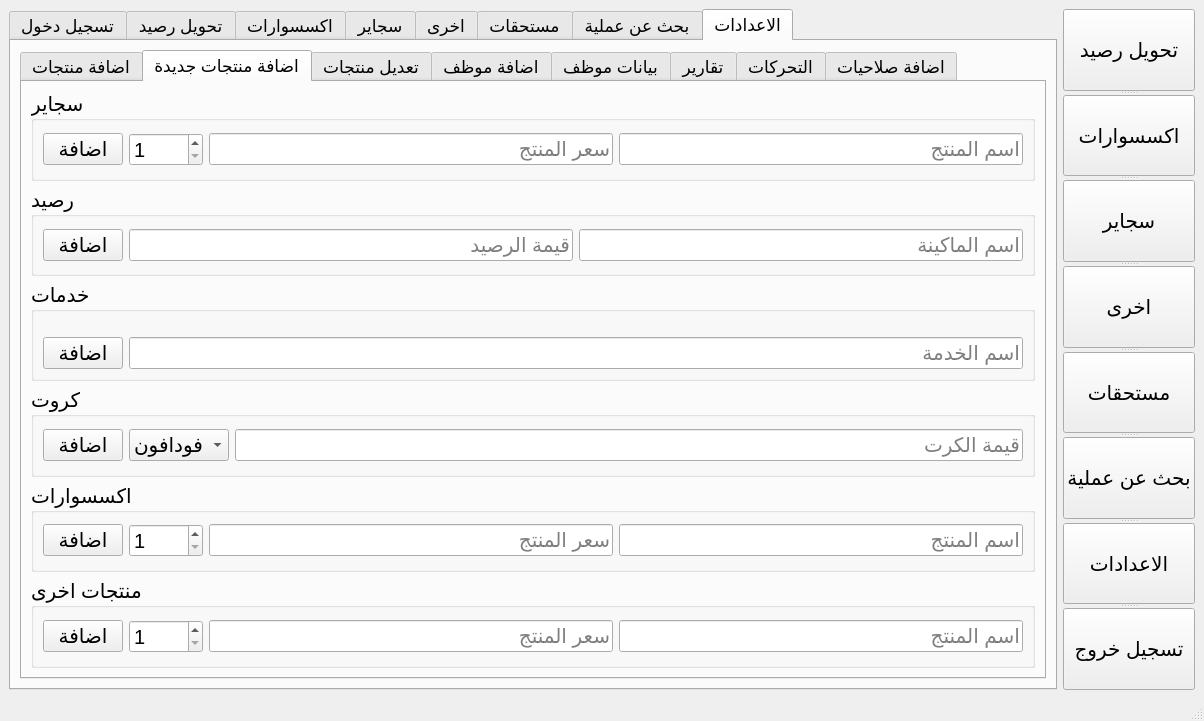
First picture: the form in central_elgazera.ui, repository A4E45/central_elgazera, before the edit.
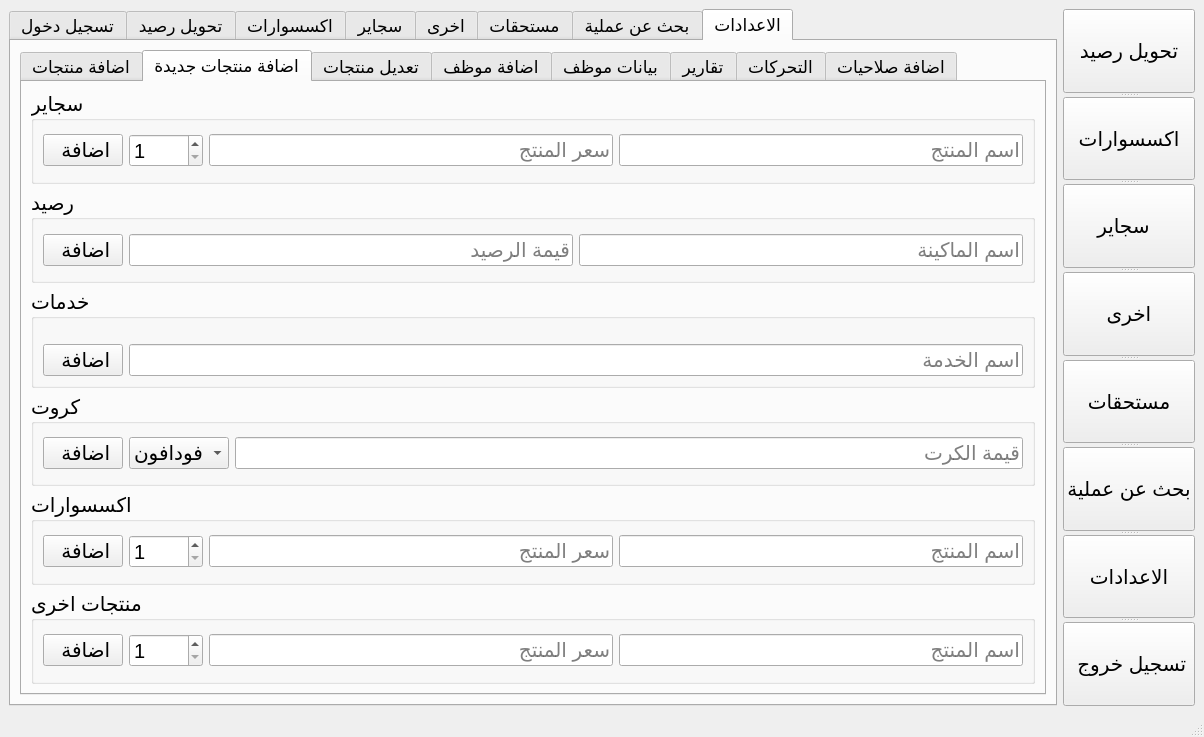
Second picture: the form after the edit. The open tabs and pages were chosen to show the change. Icons and pictures are not drawn.

```diff
--- a/central_elgazera.ui
+++ b/central_elgazera.ui
@@ -6,8 +6,8 @@
    <rect>
     <x>0</x>
     <y>0</y>
-    <width>1172</width>
-    <height>721</height>
+    <width>1202</width>
+    <height>737</height>
    </rect>
   </property>
   <property name="sizeIncrement">
@@ -3007,7 +3007,17 @@
                         </font>
                        </property>
                        <property name="text">
-                        <string>اضافة</string>
+                        <string> اضافة</string>
+                       </property>
+                       <property name="icon">
+                        <iconset resource="style.qrc">
+                         <normaloff>:/dark_blue/img/add-512.png</normaloff>:/dark_blue/img/add-512.png</iconset>
+                       </property>
+                       <property name="iconSize">
+                        <size>
+                         <width>32</width>
+                         <height>32</height>
+                        </size>
                        </property>
                       </widget>
                      </item>
@@ -3082,7 +3092,17 @@
                         </font>
                        </property>
                        <property name="text">
-                        <string>اضافة</string>
+                        <string> اضافة</string>
+                       </property>
+                       <property name="icon">
+                        <iconset resource="style.qrc">
+                         <normaloff>:/dark_blue/img/add-512.png</normaloff>:/dark_blue/img/add-512.png</iconset>
+                       </property>
+                       <property name="iconSize">
+                        <size>
+                         <width>32</width>
+                         <height>32</height>
+                        </size>
                        </property>
                       </widget>
                      </item>
@@ -3145,7 +3165,17 @@
                         </font>
                        </property>
                        <property name="text">
-                        <string>اضافة</string>
+                        <string> اضافة</string>
+                       </property>
+                       <property name="icon">
+                        <iconset resource="style.qrc">
+                         <normaloff>:/dark_blue/img/add-512.png</normaloff>:/dark_blue/img/add-512.png</iconset>
+                       </property>
+                       <property name="iconSize">
+                        <size>
+                         <width>32</width>
+                         <height>32</height>
+                        </size>
                        </property>
                       </widget>
                      </item>
@@ -3190,7 +3220,17 @@
                         </font>
                        </property>
                        <property name="text">
-                        <string>اضافة</string>
+                        <string> اضافة</string>
+                       </property>
+                       <property name="icon">
+                        <iconset resource="style.qrc">
+                         <normaloff>:/dark_blue/img/add-512.png</normaloff>:/dark_blue/img/add-512.png</iconset>
+                       </property>
+                       <property name="iconSize">
+                        <size>
+                         <width>32</width>
+                         <height>32</height>
+                        </size>
                        </property>
                       </widget>
                      </item>
@@ -3264,7 +3304,17 @@
                         </font>
                        </property>
                        <property name="text">
-                        <string>اضافة</string>
+                        <string> اضافة</string>
+                       </property>
+                       <property name="icon">
+                        <iconset resource="style.qrc">
+                         <normaloff>:/dark_blue/img/add-512.png</normaloff>:/dark_blue/img/add-512.png</iconset>
+                       </property>
+                       <property name="iconSize">
+                        <size>
+                         <width>32</width>
+                         <height>32</height>
+                        </size>
                        </property>
                       </widget>
                      </item>
@@ -3339,7 +3389,17 @@
                         </font>
                        </property>
                        <property name="text">
-                        <string>اضافة</string>
+                        <string> اضافة</string>
+                       </property>
+                       <property name="icon">
+                        <iconset resource="style.qrc">
+                         <normaloff>:/dark_blue/img/add-512.png</normaloff>:/dark_blue/img/add-512.png</iconset>
+                       </property>
+                       <property name="iconSize">
+                        <size>
+                         <width>32</width>
+                         <height>32</height>
+                        </size>
                        </property>
                       </widget>
                      </item>
@@ -4979,6 +5039,16 @@
          <property name="text">
           <string>تحويل رصيد</string>
          </property>
+         <property name="icon">
+          <iconset resource="style.qrc">
+           <normaloff>:/dark_blue/img/mobile-phone-8-512.png</normaloff>:/dark_blue/img/mobile-phone-8-512.png</iconset>
+         </property>
+         <property name="iconSize">
+          <size>
+           <width>32</width>
+           <height>32</height>
+          </size>
+         </property>
         </widget>
         <widget class="QPushButton" name="pushButton_7">
          <property name="font">
@@ -4989,6 +5059,16 @@
          <property name="text">
           <string>اكسسوارات</string>
          </property>
+         <property name="icon">
+          <iconset resource="style.qrc">
+           <normaloff>:/dark_blue/img/headphones-512.png</normaloff>:/dark_blue/img/headphones-512.png</iconset>
+         </property>
+         <property name="iconSize">
+          <size>
+           <width>32</width>
+           <height>32</height>
+          </size>
+         </property>
         </widget>
         <widget class="QPushButton" name="pushButton_11">
          <property name="font">
@@ -4997,7 +5077,17 @@
           </font>
          </property>
          <property name="text">
-          <string>سجاير</string>
+          <string>سجاير  </string>
+         </property>
+         <property name="icon">
+          <iconset resource="style.qrc">
+           <normaloff>:/dark_blue/img/smoking-512.png</normaloff>:/dark_blue/img/smoking-512.png</iconset>
+         </property>
+         <property name="iconSize">
+          <size>
+           <width>32</width>
+           <height>32</height>
+          </size>
          </property>
         </widget>
         <widget class="QPushButton" name="pushButton_12">
@@ -5009,6 +5099,16 @@
          <property name="text">
           <string>اخرى</string>
          </property>
+         <property name="icon">
+          <iconset resource="style.qrc">
+           <normaloff>:/dark_blue/img/shopping-cart-512.png</normaloff>:/dark_blue/img/shopping-cart-512.png</iconset>
+         </property>
+         <property name="iconSize">
+          <size>
+           <width>32</width>
+           <height>32</height>
+          </size>
+         </property>
         </widget>
         <widget class="QPushButton" name="pushButton_16">
          <property name="font">
@@ -5019,6 +5119,16 @@
          <property name="text">
           <string>مستحقات</string>
          </property>
+         <property name="icon">
+          <iconset resource="style.qrc">
+           <normaloff>:/dark_blue/img/external-link-512.png</normaloff>:/dark_blue/img/external-link-512.png</iconset>
+         </property>
+         <property name="iconSize">
+          <size>
+           <width>32</width>
+           <height>32</height>
+          </size>
+         </property>
         </widget>
         <widget class="QPushButton" name="pushButton_28">
          <property name="font">
@@ -5029,6 +5139,22 @@
          <property name="text">
           <string>بحث عن عملية</string>
          </property>
+         <property name="icon">
+          <iconset resource="style.qrc">
+           <normaloff>:/dark_blue/img/icon_search.png</normaloff>:/dark_blue/img/icon_search.png</iconset>
+         </property>
+         <property name="iconSize">
+          <size>
+           <width>32</width>
+           <height>32</height>
+          </size>
+         </property>
+         <property name="checkable">
+          <bool>false</bool>
+         </property>
+         <property name="autoDefault">
+          <bool>false</bool>
+         </property>
         </widget>
         <widget class="QPushButton" name="pushButton_8">
          <property name="enabled">
@@ -5042,6 +5168,16 @@
          <property name="text">
           <string>الاعدادات</string>
          </property>
+         <property name="icon">
+          <iconset resource="style.qrc">
+           <normaloff>:/dark_blue/img/icon_settings.png</normaloff>:/dark_blue/img/icon_settings.png</iconset>
+         </property>
+         <property name="iconSize">
+          <size>
+           <width>32</width>
+           <height>32</height>
+          </size>
+         </property>
         </widget>
         <widget class="QPushButton" name="pushButton_32">
          <property name="enabled">
@@ -5053,7 +5189,17 @@
           </font>
          </property>
          <property name="text">
-          <string>تسجيل خروج</string>
+          <string> تسجيل خروج</string>
+         </property>
+         <property name="icon">
+          <iconset resource="style.qrc">
+           <normaloff>:/dark_blue/img/account-logout-512.png</normaloff>:/dark_blue/img/account-logout-512.png</iconset>
+         </property>
+         <property name="iconSize">
+          <size>
+           <width>32</width>
+           <height>32</height>
+          </size>
          </property>
         </widget>
        </widget>
```
Left out of the diff: 435 changed lines with no effect on the pictures. Lines whose indentation alone changed are shown as unchanged.
